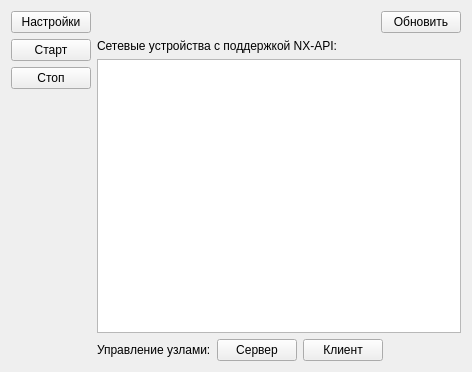
This is src/VMTD/VMTD/VMTDControllerForm.ui in ekushko/qt-vxlan-mtd-old as Qt 5 draws it before an edit. The edited form follows.
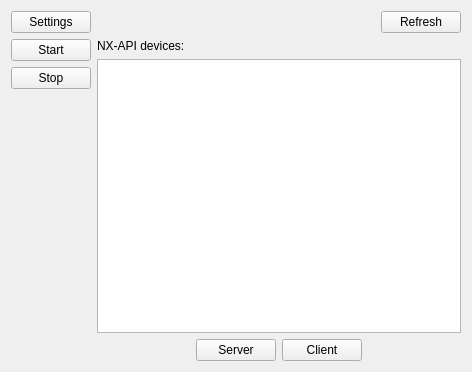
This is the edited form.

```diff
--- a/src/VMTD/VMTD/VMTDControllerForm.ui
+++ b/src/VMTD/VMTD/VMTDControllerForm.ui
@@ -19,21 +19,21 @@
      <item>
       <widget class="QPushButton" name="pbSettings">
        <property name="text">
-        <string>Настройки</string>
+        <string>Settings</string>
        </property>
       </widget>
      </item>
      <item>
       <widget class="QPushButton" name="pbStartController">
        <property name="text">
-        <string>Старт</string>
+        <string>Start</string>
        </property>
       </widget>
      </item>
      <item>
       <widget class="QPushButton" name="pbStopController">
        <property name="text">
-        <string>Стоп</string>
+        <string>Stop</string>
        </property>
       </widget>
      </item>
@@ -72,7 +72,7 @@
        <item>
         <widget class="QPushButton" name="pbRefresh">
          <property name="text">
-          <string>Обновить</string>
+          <string>Refresh</string>
          </property>
         </widget>
        </item>
@@ -81,7 +81,7 @@
      <item>
       <widget class="QLabel" name="_11">
        <property name="text">
-        <string>Сетевые устройства с поддержкой NX-API:</string>
+        <string>NX-API devices:</string>
        </property>
       </widget>
      </item>
@@ -91,23 +91,29 @@
      <item>
       <layout class="QHBoxLayout" name="_6">
        <item>
-        <widget class="QLabel" name="_7">
-         <property name="text">
-          <string>Управление узлами:</string>
+        <spacer name="_7">
+         <property name="orientation">
+          <enum>Qt::Horizontal</enum>
          </property>
-        </widget>
+         <property name="sizeHint" stdset="0">
+          <size>
+           <width>40</width>
+           <height>20</height>
+          </size>
+         </property>
+        </spacer>
        </item>
        <item>
         <widget class="QPushButton" name="pbNodeServer">
          <property name="text">
-          <string>Сервер</string>
+          <string>Server</string>
          </property>
         </widget>
        </item>
        <item>
         <widget class="QPushButton" name="pbNodeClient">
          <property name="text">
-          <string>Клиент</string>
+          <string>Client</string>
          </property>
         </widget>
        </item>
```
